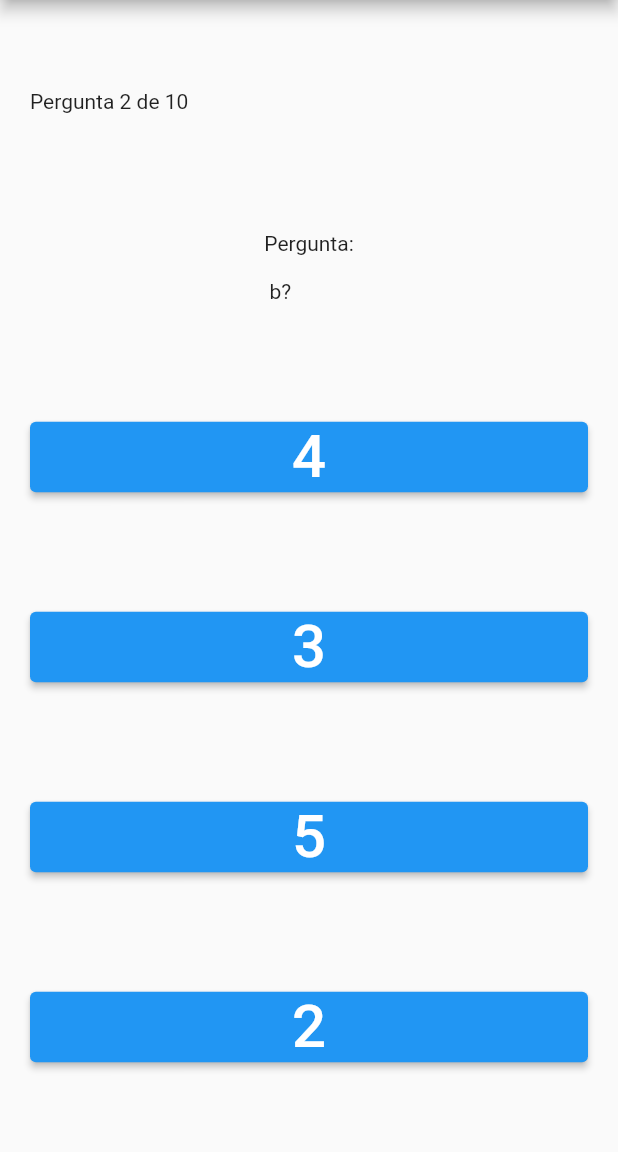
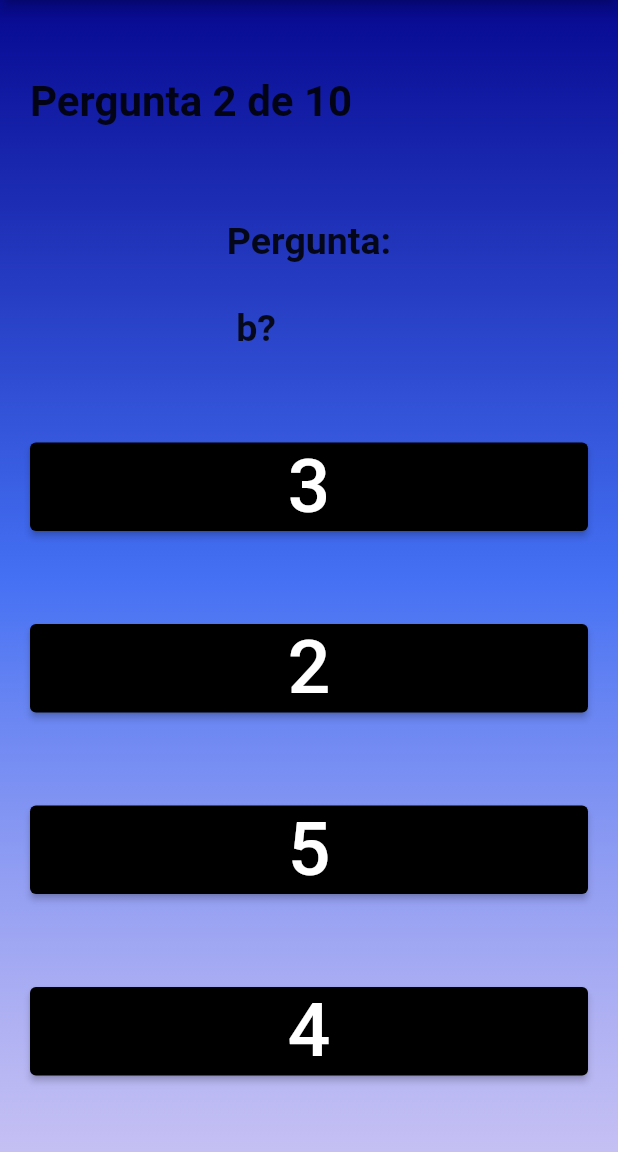
Before and after one commit to FelipeCostaOliveira/Quiz, a Flutter app: the Quiz screen opened by its route, after a tap on an icon or button, on a phone screen of 412 x 824 dp, the part 84-1236 px from its top. Run offline on Flutter 3.47's test engine with Material 2 defaults, Android fonts, the phone set to English and light mode, and no system bars.

Commit message:
modificando paleta de cores

```diff
--- a/lib/pages/QuizPage.dart
+++ b/lib/pages/QuizPage.dart
@@ -17,13 +17,13 @@ class _QuizState extends State<Quiz> {
 
   @override
   Widget build(BuildContext context) {
-    // quiz.shuffle();
+
     quiz.forEach((elemento) {
       int alternativa_correta = elemento['alternativa_certa'];
       List respostas = elemento['respostas'];
       String reposta_certa = elemento['respostas'][alternativa_correta - 1];
 
-      respostas.shuffle();
+      quiz.shuffle();
       int i = 1;
 
       respostas.forEach((elemento) {
@@ -71,20 +71,42 @@ class _QuizState extends State<Quiz> {
         centerTitle: true,
         title: const Text(
           'Quiz',
-          style: TextStyle(fontSize: 40),
+          style: TextStyle(fontSize: 40, color: Colors.white),
         ),
         iconTheme: const IconThemeData(color: Colors.white),
       ),
-      body: Padding(
+      body: Container(
+        decoration: const BoxDecoration(
+          gradient: LinearGradient(
+            begin: Alignment.topCenter,
+            end: Alignment.bottomCenter,
+            colors: [
+                Color.fromARGB(255, 7, 9, 146),
+                Color.fromARGB(255, 68, 112, 243),
+                Color.fromARGB(143, 156, 147, 238),
+            ],
+          ),
+        ),
         padding: const EdgeInsets.all(20.0),
         child: Column(
           mainAxisAlignment: MainAxisAlignment.spaceAround,
           children: [
             Align(
               alignment: Alignment.topLeft,
-              child: Text('Pergunta $perguntaNumero de ${quiz.length}'),
+              child: Text(
+                'Pergunta $perguntaNumero de ${quiz.length}',
+                style: TextStyle(
+                  fontSize: 28,
+                  fontWeight: FontWeight.bold,
                 ),
-            Text('Pergunta:\n\n ' + quiz[perguntaNumero - 1]['pergunta']),
+                ),
+            ),
+            Text('Pergunta:\n\n ' + quiz[perguntaNumero - 1]['pergunta'],
+            style: TextStyle(
+              fontSize: 25,
+              fontWeight: FontWeight.bold,
+              ),
+            ),
             SizedBox(
               width: double.infinity,
               child: ElevatedButton(
@@ -95,7 +117,10 @@ class _QuizState extends State<Quiz> {
                       },
                 child: Text(
                     quiz[perguntaNumero - 1]['respostas'][0],
-                  style: TextStyle(fontSize: 40),
+                    style: TextStyle(fontSize: 50, color: Colors.white),
+                  ),
+                  style: ButtonStyle(
+                    backgroundColor: MaterialStateProperty.all<Color>(Color.fromARGB(255, 0, 0, 0)), // Cor de fundo desejada
                   ),
               ),
             ),
@@ -109,7 +134,10 @@ class _QuizState extends State<Quiz> {
                       },
                  child: Text(
                     quiz[perguntaNumero - 1]['respostas'][1],
-                  style: TextStyle(fontSize: 40),
+                    style: TextStyle(fontSize: 50, color: Colors.white),
+                  ),
+                  style: ButtonStyle(
+                    backgroundColor: MaterialStateProperty.all<Color>(Color.fromARGB(255, 0, 0, 0)), // Cor de fundo desejada
                   ),
               ),
             ),
@@ -123,7 +151,10 @@ class _QuizState extends State<Quiz> {
                       },
                 child: Text(
                     quiz[perguntaNumero - 1]['respostas'][2],
-                  style: TextStyle(fontSize: 40),
+                    style: TextStyle(fontSize: 50, color: Colors.white),
+                  ),
+                  style: ButtonStyle(
+                    backgroundColor: MaterialStateProperty.all<Color>(Color.fromARGB(255, 0, 0, 0)), // Cor de fundo desejada
                   ),
               ),
             ),
@@ -137,7 +168,10 @@ class _QuizState extends State<Quiz> {
                       },
                 child: Text(
                     quiz[perguntaNumero - 1]['respostas'][3],
-                  style: TextStyle(fontSize: 40),
+                    style: TextStyle(fontSize: 50, color: Colors.white),
+                  ),
+                  style: ButtonStyle(
+                    backgroundColor: MaterialStateProperty.all<Color>(Color.fromARGB(255, 0, 0, 0)), // Cor de fundo desejada
                   ),
               ),
             ),
@@ -147,11 +181,3 @@ class _QuizState extends State<Quiz> {
     );
   }
 }
-
-void main() {
-  runApp(
-    MaterialApp(
-      home: Quiz(),
-    ),
-  );
-}
--- a/pubspec.yaml
+++ b/pubspec.yaml
@@ -61,6 +61,9 @@ flutter:
   # To add assets to your application, add an assets section, like this:
   assets:
     - assets/images/logo.png
+    - assets/images/logo2.png
+    - assets/images/logo3.png
+
 
   #   - images/a_dot_ham.jpeg
 
```
Also changed, not shown: lib/pages/HomePage.dart (+23 -6 lines), lib/pages/Resultados.dart (+17 -5 lines), assets/images/logo2.png (added), assets/images/logo3.png (added), 1 other file. Lines whose indentation alone changed are shown as unchanged.
